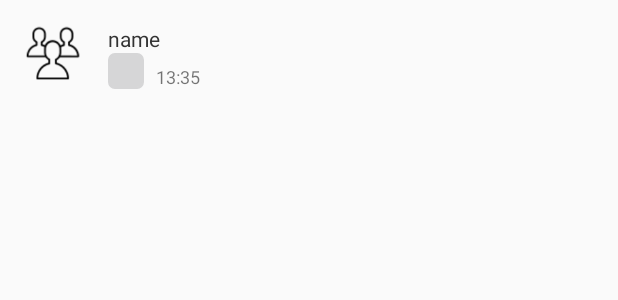
After one commit to younglee-Choe/ProjectApp_01, an Android app: the layout item_main_gallery_me.xml on its own in the app's theme, with its tools: preview values and no code run, on a phone screen of 412 x 824 dp. The commit adds this screen. Shown: the top 300 px of the screen. Run offline under Robolectric (Android 15) with nearby library versions, the phone set to English and light mode, and no system bars.

```diff
--- a/ChattingApp_01/app/src/main/java/org/techtown/chattingapp_01/Frag_Main_Join.java
+++ b/ChattingApp_01/app/src/main/java/org/techtown/chattingapp_01/Frag_Main_Join.java
@@ -3,4 +3,5 @@ package org.techtown.chattingapp_01;
 import androidx.fragment.app.Fragment;
 
 public class Frag_Main_Join extends Fragment {
+
 }
--- a/ChattingApp_01/app/src/main/res/layout/frag_main_join.xml
+++ b/ChattingApp_01/app/src/main/res/layout/frag_main_join.xml
@@ -52,7 +52,7 @@
             android:id="@+id/btn_join"
             android:layout_width="fill_parent"
             android:layout_height="wrap_content"
-            android:layout_marginTop="30dp"
+            android:layout_marginTop="15dp"
             android:background="@color/grey_500"
             android:text="회원가입"
             android:textColor="@color/white" />
--- /dev/null
+++ b/ChattingApp_01/app/src/main/res/layout/item_main_gallery_me.xml
@@ -0,0 +1,41 @@
+<?xml version="1.0" encoding="utf-8"?>
+<RelativeLayout xmlns:android="http://schemas.android.com/apk/res/android"
+    android:layout_width="match_parent"
+    android:layout_height="wrap_content"
+    android:padding="16dp">
+
+    <androidx.appcompat.widget.AppCompatImageView
+        android:id="@+id/reciever_profile"
+        android:layout_width="40dp"
+        android:layout_height="40dp"
+        android:src="@drawable/friend"/>
+    <TextView
+        android:id="@+id/reciever_name"
+        android:layout_width="wrap_content"
+        android:layout_height="wrap_content"
+        android:text="name"
+        android:textColor="#333333"
+        android:layout_toRightOf="@id/reciever_profile"
+        android:layout_marginLeft="16dp"/>
+
+    <ImageView
+        android:id="@+id/reciever_pic"
+        android:layout_width="wrap_content"
+        android:layout_height="wrap_content"
+        android:layout_below="@+id/reciever_name"
+        android:layout_toRightOf="@id/reciever_profile"
+        android:layout_marginLeft="16dp"
+        android:padding="12dp"
+        android:maxWidth="250dp"
+        android:background="@drawable/chat_other_msgbox"
+        android:textColor="#333333"/>
+    <TextView
+        android:id="@+id/reciever_time"
+        android:layout_width="wrap_content"
+        android:layout_height="wrap_content"
+        android:text="13:35"
+        android:textSize="12sp"
+        android:layout_toRightOf="@+id/reciever_pic"
+        android:layout_marginLeft="8dp"
+        android:layout_alignBottom="@id/reciever_pic"/>
+</RelativeLayout>
```
Also changed, not shown: ChattingApp_01/app/src/main/res/layout/frag_main_login.xml (+45 -2 lines), ChattingApp_01/app/src/main/res/layout/item_main_gallery_other.xml (added, +41 -0 lines), 1 other file.
